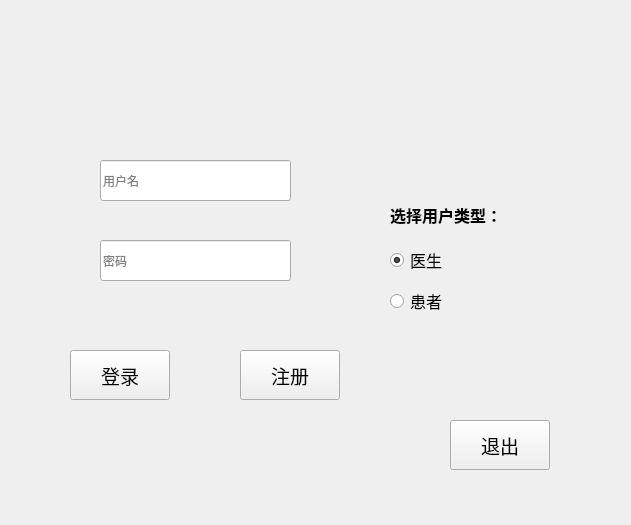
The window that medical_client/widget.ui (Gray7118/SMS-Smart_Medical_System) describes before a commit, drawn with Qt 5.
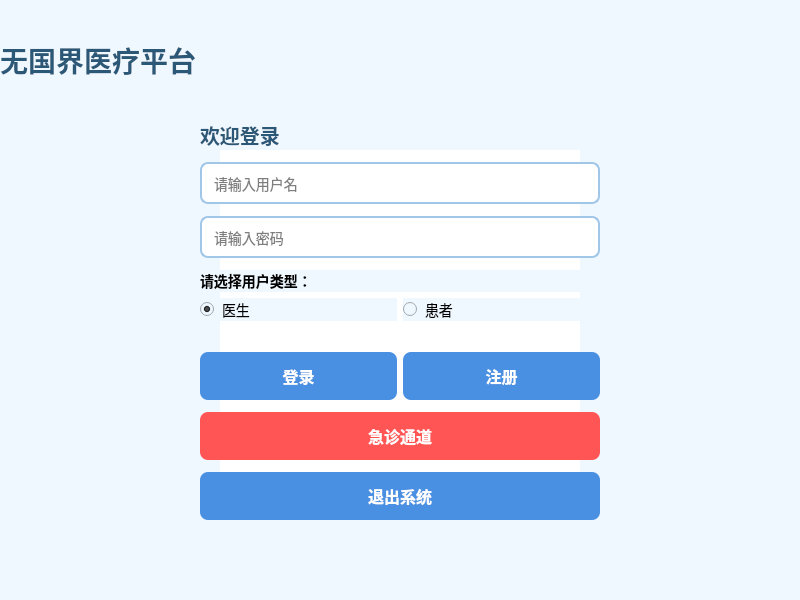
The same window after the commit.

```diff
--- a/medical_client/widget.ui
+++ b/medical_client/widget.ui
@@ -6,196 +6,297 @@
    <rect>
     <x>0</x>
     <y>0</y>
-    <width>631</width>
-    <height>525</height>
+    <width>800</width>
+    <height>600</height>
    </rect>
   </property>
+  <property name="minimumSize">
+   <size>
+    <width>800</width>
+    <height>600</height>
+   </size>
+  </property>
+  <property name="styleSheet">
+   <string notr="true">
+    /* 主窗口样式 */
+    QWidget {
+        background-color: #f0f8ff; /* 浅蓝色背景 */
+        font-family: 'Microsoft YaHei';
+    }
+
+    /* 标题样式 */
+    #titleLabel {
+        color: #2b5876;
+        font-size: 28px;
+        font-weight: bold;
+        qproperty-alignment: AlignCenter;
+    }
+
+    /* 输入框样式 */
+    QLineEdit {
+        border: 2px solid #a0c6e8;
+        border-radius: 8px;
+        padding: 10px;
+        font-size: 14px;
+        background-color: white;
+        min-width: 250px;
+    }
+
+    QLineEdit:focus {
+        border: 2px solid #4a90e2;
+    }
+
+    /* 按钮样式 */
+    QPushButton {
+        background-color: #4a90e2;
+        color: white;
+        border: none;
+        border-radius: 8px;
+        padding: 12px 24px;
+        font-size: 16px;
+        font-weight: bold;
+        min-width: 120px;
+    }
+
+    QPushButton:hover {
+        background-color: #3a7bc8;
+    }
+
+    QPushButton:pressed {
+        background-color: #2c6bb6;
+    }
+
+    /* 急诊按钮特殊样式 */
+    #emergencyButton {
+        background-color: #ff5555;
+    }
+
+    #emergencyButton:hover {
+        background-color: #e64545;
+    }
+
+    /* 单选按钮样式 */
+    QRadioButton {
+        font-size: 14px;
+        spacing: 8px;
+    }
+
+    /* 表单容器样式 */
+    #formContainer {
+        background-color: white;
+        border-radius: 12px;
+        padding: 30px;
+        margin: 20px;
+        box-shadow: 0 4px 8px rgba(0,0,0,0.1);
+    }
+   </string>
+  </property>
   <property name="windowTitle">
    <string>Widget</string>
   </property>
-  <widget class="QPushButton" name="loginButton">
+
+  <!-- 标题 -->
+  <widget class="QLabel" name="titleLabel">
    <property name="geometry">
     <rect>
-     <x>70</x>
-     <y>350</y>
-     <width>100</width>
-     <height>50</height>
+     <x>0</x>
+     <y>30</y>
+     <width>800</width>
+     <height>60</height>
     </rect>
    </property>
-   <property name="minimumSize">
-    <size>
-     <width>100</width>
-     <height>50</height>
-    </size>
-   </property>
-   <property name="maximumSize">
-    <size>
-     <width>100</width>
-     <height>50</height>
-    </size>
-   </property>
-   <property name="font">
-    <font>
-     <family>微软雅黑</family>
-     <pointsize>14</pointsize>
-    </font>
-   </property>
    <property name="text">
-    <string>登录</string>
+    <string>无国界医疗平台</string>
    </property>
   </widget>
-  <widget class="QPushButton" name="signupButton">
+
+  <!-- 表单容器 -->
+  <widget class="QWidget" name="formContainer" native="true">
    <property name="geometry">
     <rect>
-     <x>240</x>
-     <y>350</y>
-     <width>100</width>
-     <height>50</height>
-    </rect>
-   </property>
-   <property name="minimumSize">
-    <size>
-     <width>100</width>
-     <height>50</height>
-    </size>
-   </property>
-   <property name="maximumSize">
-    <size>
-     <width>100</width>
-     <height>50</height>
-    </size>
-   </property>
-   <property name="font">
-    <font>
-     <family>微软雅黑</family>
-     <pointsize>14</pointsize>
-    </font>
-   </property>
-   <property name="text">
-    <string>注册</string>
-   </property>
-  </widget>
-  <widget class="QLineEdit" name="usernameLineEdit">
-   <property name="geometry">
-    <rect>
-     <x>100</x>
-     <y>160</y>
-     <width>191</width>
-     <height>41</height>
-    </rect>
-   </property>
-   <property name="placeholderText">
-    <string>用户名</string>
-   </property>
-  </widget>
-  <widget class="QLineEdit" name="passwordLineEdit">
-   <property name="geometry">
-    <rect>
-     <x>100</x>
-     <y>240</y>
-     <width>191</width>
-     <height>41</height>
-    </rect>
-   </property>
-   <property name="placeholderText">
-    <string>密码</string>
-   </property>
-  </widget>
-  <widget class="QPushButton" name="quitButton">
-   <property name="geometry">
-    <rect>
-     <x>450</x>
-     <y>420</y>
-     <width>100</width>
-     <height>50</height>
-    </rect>
-   </property>
-   <property name="minimumSize">
-    <size>
-     <width>100</width>
-     <height>50</height>
-    </size>
-   </property>
-   <property name="maximumSize">
-    <size>
-     <width>100</width>
-     <height>50</height>
-    </size>
-   </property>
-   <property name="font">
-    <font>
-     <family>微软雅黑</family>
-     <pointsize>14</pointsize>
-    </font>
-   </property>
-   <property name="text">
-    <string>退出</string>
-   </property>
-  </widget>
-  <widget class="QLabel" name="tipLabel">
-   <property name="geometry">
-    <rect>
-     <x>390</x>
-     <y>200</y>
-     <width>181</width>
-     <height>31</height>
-    </rect>
-   </property>
-   <property name="font">
-    <font>
-     <family>微软雅黑</family>
-     <pointsize>12</pointsize>
-    </font>
-   </property>
-   <property name="text">
-    <string>&lt;html&gt;&lt;head/&gt;&lt;body&gt;&lt;p&gt;&lt;span style=&quot; font-weight:600;&quot;&gt;选择用户类型：&lt;/span&gt;&lt;/p&gt;&lt;/body&gt;&lt;/html&gt;</string>
-   </property>
-  </widget>
-  <widget class="QWidget" name="layoutWidget">
-   <property name="geometry">
-    <rect>
-     <x>390</x>
-     <y>240</y>
-     <width>161</width>
-     <height>81</height>
+     <x>200</x>
+     <y>120</y>
+     <width>400</width>
+     <height>400</height>
     </rect>
    </property>
    <layout class="QVBoxLayout" name="verticalLayout">
     <item>
-     <widget class="QRadioButton" name="doctorRadioButton">
-      <property name="font">
-       <font>
-        <family>微软雅黑</family>
-        <pointsize>12</pointsize>
-       </font>
+     <widget class="QLabel" name="welcomeLabel">
+      <property name="text">
+       <string>欢迎登录</string>
       </property>
       <property name="styleSheet">
-       <string notr="true"/>
+       <string notr="true">
+        font-size: 20px;
+        font-weight: bold;
+        color: #2b5876;
+        qproperty-alignment: AlignCenter;
+       </string>
       </property>
-      <property name="text">
-       <string>医生</string>
+     </widget>
+    </item>
+    <item>
+     <spacer name="verticalSpacer_1">
+      <property name="orientation">
+       <enum>Qt::Vertical</enum>
       </property>
-      <property name="checked">
-       <bool>true</bool>
+      <property name="sizeHint" stdset="0">
+       <size>
+        <width>20</width>
+        <height>20</height>
+       </size>
       </property>
+     </spacer>
+    </item>
+    <item>
+     <widget class="QLineEdit" name="usernameLineEdit">
+      <property name="placeholderText">
+       <string>请输入用户名</string>
+      </property>
      </widget>
     </item>
     <item>
-     <widget class="QRadioButton" name="patientRadioButton">
-      <property name="font">
-       <font>
-        <family>微软雅黑</family>
-        <pointsize>12</pointsize>
-       </font>
+     <spacer name="verticalSpacer_2">
+      <property name="orientation">
+       <enum>Qt::Vertical</enum>
       </property>
+      <property name="sizeHint" stdset="0">
+       <size>
+        <width>20</width>
+        <height>20</height>
+       </size>
+      </property>
+     </spacer>
+    </item>
+    <item>
+     <widget class="QLineEdit" name="passwordLineEdit">
+      <property name="placeholderText">
+       <string>请输入密码</string>
+      </property>
+      <property name="echoMode">
+       <enum>QLineEdit::Password</enum>
+      </property>
+     </widget>
+    </item>
+    <item>
+     <spacer name="verticalSpacer_3">
+      <property name="orientation">
+       <enum>Qt::Vertical</enum>
+      </property>
+      <property name="sizeHint" stdset="0">
+       <size>
+        <width>20</width>
+        <height>20</height>
+       </size>
+      </property>
+     </spacer>
+    </item>
+    <item>
+     <widget class="QLabel" name="roleLabel">
+      <property name="text">
+       <string>请选择用户类型：</string>
+      </property>
       <property name="styleSheet">
-       <string notr="true"/>
+       <string notr="true">
+        font-size: 14px;
+        font-weight: bold;
+       </string>
       </property>
+     </widget>
+    </item>
+    <item>
+     <layout class="QHBoxLayout" name="horizontalLayout">
+      <item>
+       <widget class="QRadioButton" name="doctorRadioButton">
+        <property name="text">
+         <string>医生</string>
+        </property>
+        <property name="checked">
+         <bool>true</bool>
+        </property>
+       </widget>
+      </item>
+      <item>
+       <widget class="QRadioButton" name="patientRadioButton">
+        <property name="text">
+         <string>患者</string>
+        </property>
+       </widget>
+      </item>
+     </layout>
+    </item>
+    <item>
+     <spacer name="verticalSpacer_4">
+      <property name="orientation">
+       <enum>Qt::Vertical</enum>
+      </property>
+      <property name="sizeHint" stdset="0">
+       <size>
+        <width>20</width>
+        <height>40</height>
+       </size>
+      </property>
+     </spacer>
+    </item>
+    <item>
+     <layout class="QHBoxLayout" name="buttonLayout">
+      <item>
+       <widget class="QPushButton" name="loginButton">
+        <property name="text">
+         <string>登录</string>
+        </property>
+       </widget>
+      </item>
+      <item>
+       <widget class="QPushButton" name="signupButton">
+        <property name="text">
+         <string>注册</string>
+        </property>
+       </widget>
+      </item>
+     </layout>
+    </item>
+    <item>
+     <spacer name="verticalSpacer_5">
+      <property name="orientation">
+       <enum>Qt::Vertical</enum>
+      </property>
+      <property name="sizeHint" stdset="0">
+       <size>
+        <width>20</width>
+        <height>20</height>
+       </size>
+      </property>
+     </spacer>
+    </item>
+    <item>
+     <widget class="QPushButton" name="emergencyButton">
       <property name="text">
-       <string>患者</string>
+       <string>急诊通道</string>
       </property>
-      <property name="checked">
-       <bool>false</bool>
+      <property name="styleSheet">
+       <string notr="true">#emergencyButton</string>
+      </property>
+     </widget>
+    </item>
+    <item>
+     <spacer name="verticalSpacer_6">
+      <property name="orientation">
+       <enum>Qt::Vertical</enum>
+      </property>
+      <property name="sizeHint" stdset="0">
+       <size>
+        <width>20</width>
+        <height>20</height>
+       </size>
+      </property>
+     </spacer>
+    </item>
+    <item>
+     <widget class="QPushButton" name="quitButton">
+      <property name="text">
+       <string>退出系统</string>
       </property>
      </widget>
     </item>
```
Left out of the diff: 2 changed lines with no effect on the pictures.
